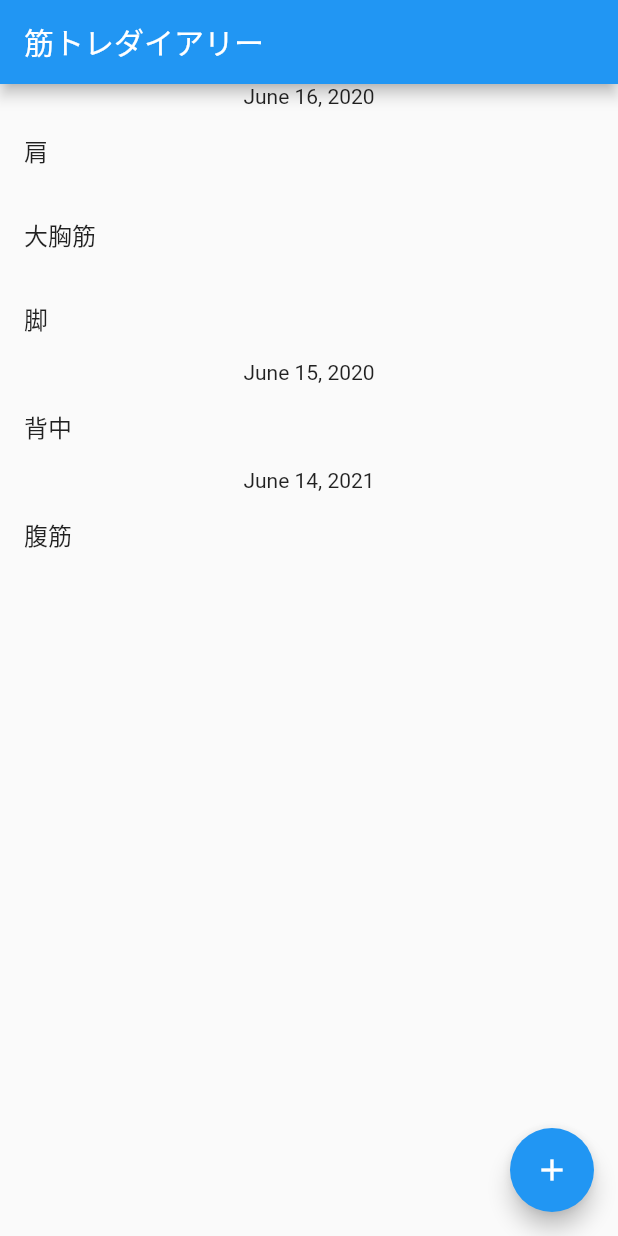
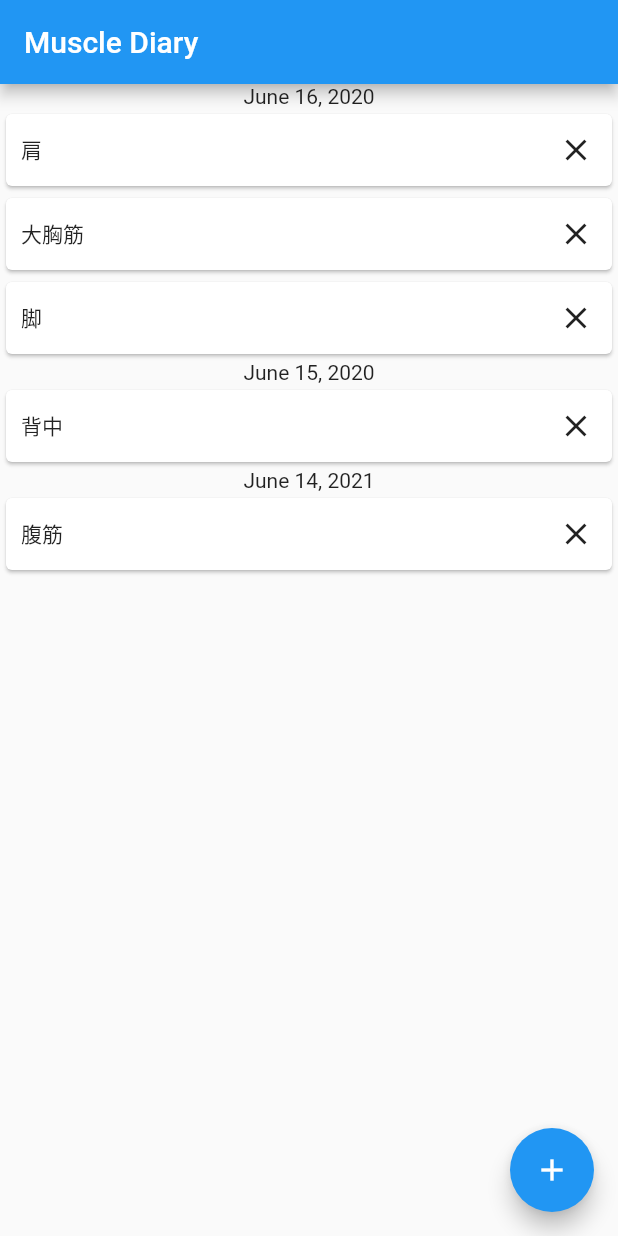
Before and after one commit to kohenro19/muscle_dairay_flutter_001, a Flutter app: the screen it shows after launch, on a phone screen of 412 x 824 dp. Run offline on Flutter 3.47's test engine with Material 2 defaults, Android fonts, the light colour scheme and no system bars.

Commit message:
update the ux

```diff
--- a/lib/main.dart
+++ b/lib/main.dart
@@ -2,6 +2,7 @@ import 'package:flutter/foundation.dart';
 import 'package:flutter/material.dart';
 import 'package:intl/intl.dart';
 // import 'package:google_fonts/google_fonts.dart';
+import 'note_card.dart';
 
 void main() {
   runApp(const MyApp());
@@ -14,7 +15,7 @@ class MyApp extends StatelessWidget {
   @override
   Widget build(BuildContext context) {
     return MaterialApp(
-      title: 'Flutter Demo',
+      title: 'Muscle Diary',
       theme: ThemeData(
         // This is the theme of your application.
         //
@@ -30,7 +31,7 @@ class MyApp extends StatelessWidget {
         //   Theme.of(context).textTheme
         // ),
       ),
-      home: const MyHomePage(title: '筋トレダイアリー'),
+      home: const MyHomePage(title: 'Muscle Diary'),
     );
   }
 }
@@ -105,7 +106,7 @@ class _MyHomePageState extends State<MyHomePage> {
       ),
       body: Center(
         child: ListView.builder(
-                      itemCount: list.length,
+            itemCount: list.length,
             itemBuilder: (_, index) {
               bool isSameDate = true;
               final String dateString = list[index]['time'];
@@ -121,10 +122,10 @@ class _MyHomePageState extends State<MyHomePage> {
               if (index == 0 || !(isSameDate)) {
                 return Column(children: [
                   Text(date.formatDate()),
-                  ListTile(title: Text(list[index]['category']))
+                  Notecard(title: list[index]['category'].toString())
                 ]);
               } else {
-                return ListTile(title: Text(list[index]['category']));
+                return Notecard(title: list[index]['category'].toString());
               }
             }
         ),
@@ -147,6 +148,7 @@ extension DateHelper on DateTime {
      final formatter = DateFormat(dateFormatter);
       return formatter.format(this);
   }
+
   bool isSameDate(DateTime other) {
     // 151行目のthis.yearは、112行目で定義されたDateTimeオブジェクトdateと関連している
     // thisは現在のインスタンス自体を指す
--- /dev/null
+++ b/lib/note_card.dart
@@ -0,0 +1,93 @@
+import 'package:flutter/material.dart';
+import 'package:intl/intl.dart';
+import 'note.dart';
+
+class Notecard extends StatefulWidget {
+
+  // final int? id;
+  final String title;
+  // final int? weatherCode;
+  // final int? emotion;
+  // final DateTime createdDate; // String型だとエラーになる
+  // final Function insertFunction;
+  // final Function deleteFunction;
+
+  const Notecard({
+    // required this.id,
+    required this.title,
+    // required this.weatherCode,
+    // required this.emotion,
+    // required this.createdDate,
+    // required this.insertFunction, // it will handle the changes in checkbox
+    // required this.deleteFunction, // it will handle the delete button function
+          Key? key }) : super(key: key);
+
+  @override
+  State<Notecard> createState() => _NotecardState();
+}
+
+class _NotecardState extends State<Notecard> {
+  @override
+  Widget build(BuildContext context) {
+
+    // var anotherNote = Note(
+    //   id: widget.id,
+    //   title: widget.title,
+    //   weatherCode: widget.weatherCode,
+    //   emotion: widget.emotion,
+    //   createdDate: widget.createdDate
+    // );
+
+    var card = Card(
+      child: GestureDetector(
+        child: Row(
+          children: [
+            // getEmotionIcon(widget.emotion),
+            SizedBox(width: 10),
+            Expanded(
+              child: Column(
+                crossAxisAlignment: CrossAxisAlignment.start,
+                children: [
+                  Text(widget.title)
+                ],
+              ),
+            ),
+            Expanded(
+              child: Column(
+                crossAxisAlignment: CrossAxisAlignment.start,
+                children: [
+                  // Text(DateFormat('dd MMM yyyy').format(widget.createdDate))
+                ],
+              ),
+            ),
+            SizedBox(width: 10),
+            IconButton(
+              onPressed: () {
+                // add delete method
+                // widget.deleteFunction(anotherNote);
+              },
+              icon: const Icon(Icons.close),
+            ),
+
+          ]
+
+          ,
+        ),
+      ),
+    );
+    return card;
+  }
+
+	// Returns the priority icon
+	Icon getEmotionIcon(int? priority) {
+		switch (priority) {
+			case 0:
+				return Icon(Icons.favorite, color: Colors.pink.shade100,);
+			case 1:
+				return Icon(Icons.sick, color: Colors.grey.shade600,);
+			default:
+				return Icon(Icons.favorite);
+		}
+	}
+
+}
```
